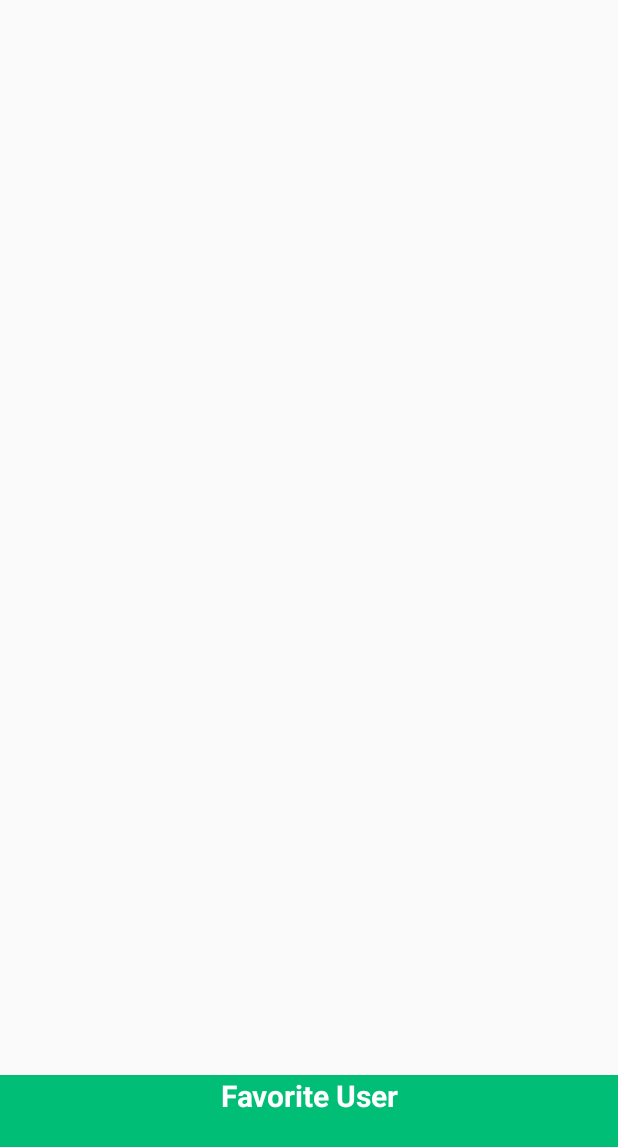
After one commit to ahmadsufyan455/github-user-search, an Android app: the layout user_favorite_widget.xml on its own in the app's theme, with its tools: preview values and no code run, on a phone screen of 412 x 824 dp. The commit adds this screen. Shown: the top 1147 px of the screen. Run offline under Robolectric (Android 15) with nearby library versions, the phone set to English and light mode, and no system bars.

Commit message:
Add Stack Widget

```diff
--- a/app/build.gradle
+++ b/app/build.gradle
@@ -45,6 +45,7 @@ dependencies {
     implementation 'androidx.cardview:cardview:1.0.0'
     implementation 'de.hdodenhof:circleimageview:3.1.0'
     implementation 'com.squareup.picasso:picasso:2.71828'
+    implementation 'com.github.bumptech.glide:glide:4.11.0'
     implementation 'androidx.legacy:legacy-support-v4:1.0.0'
     testImplementation 'junit:junit:4.12'
     androidTestImplementation 'androidx.test.ext:junit:1.1.1'
--- /dev/null
+++ b/app/src/main/res/layout/user_favorite_widget.xml
@@ -0,0 +1,47 @@
+<FrameLayout xmlns:android="http://schemas.android.com/apk/res/android"
+    android:layout_width="match_parent"
+    android:layout_height="match_parent">
+
+    <LinearLayout
+        android:layout_width="match_parent"
+        android:layout_height="match_parent"
+        android:orientation="vertical"
+        android:weightSum="10">
+
+        <StackView
+            android:id="@+id/stack_view"
+            android:layout_width="match_parent"
+            android:layout_height="wrap_content"
+            android:layout_weight="9"
+            android:loopViews="true" />
+
+        <TextView
+            android:id="@+id/txt_avatar"
+            android:layout_width="match_parent"
+            android:layout_height="wrap_content"
+            android:layout_gravity="center"
+            android:layout_weight="1"
+            android:background="@color/colorPrimaryDark"
+            android:text="@string/favorite"
+            android:textAlignment="center"
+            android:textColor="@android:color/white"
+            android:textSize="20sp"
+            android:textStyle="bold" />
+
+    </LinearLayout>
+
+    <TextView
+        android:id="@+id/empty_view"
+        android:layout_width="match_parent"
+        android:layout_height="match_parent"
+        android:layout_gravity="center"
+        android:background="@color/colorAccent"
+        android:gravity="center"
+        android:text="@string/no_data"
+        android:textAlignment="center"
+        android:textColor="@android:color/white"
+        android:textSize="20sp"
+        android:textStyle="bold"
+        android:visibility="gone" />
+
+</FrameLayout>
--- a/app/src/main/res/values/strings.xml
+++ b/app/src/main/res/values/strings.xml
@@ -27,4 +27,7 @@
     <string name="title_language">Change Language</string>
     <string name="summary_language">English</string>
     <string name="language">language</string>
+    <string name="appwidget_text">EXAMPLE</string>
+    <string name="add_widget">Add widget</string>
+    <string name="no_data">No Data</string>
 </resources>
```
Also changed, not shown: app/src/main/AndroidManifest.xml (+13 -0 lines), app/src/main/java/com/fynzero/finalsubmission/widget/StackRemoteViewsFactory.kt (added, +72 -0 lines), app/src/main/java/com/fynzero/finalsubmission/widget/StackWidgetService.kt (added, +10 -0 lines), app/src/main/java/com/fynzero/finalsubmission/widget/UserFavoriteWidget.kt (added, +68 -0 lines), app/src/main/res/layout/widget_item.xml (added, +17 -0 lines), app/src/main/res/values-v14/dimens.xml (added, +10 -0 lines), app/src/main/res/values/dimens.xml (added, +10 -0 lines), app/src/main/res/xml/user_favorite_widget_info.xml (added, +9 -0 lines), app/src/main/res/drawable-nodpi/example_appwidget_preview.png (added), 1 other file.
